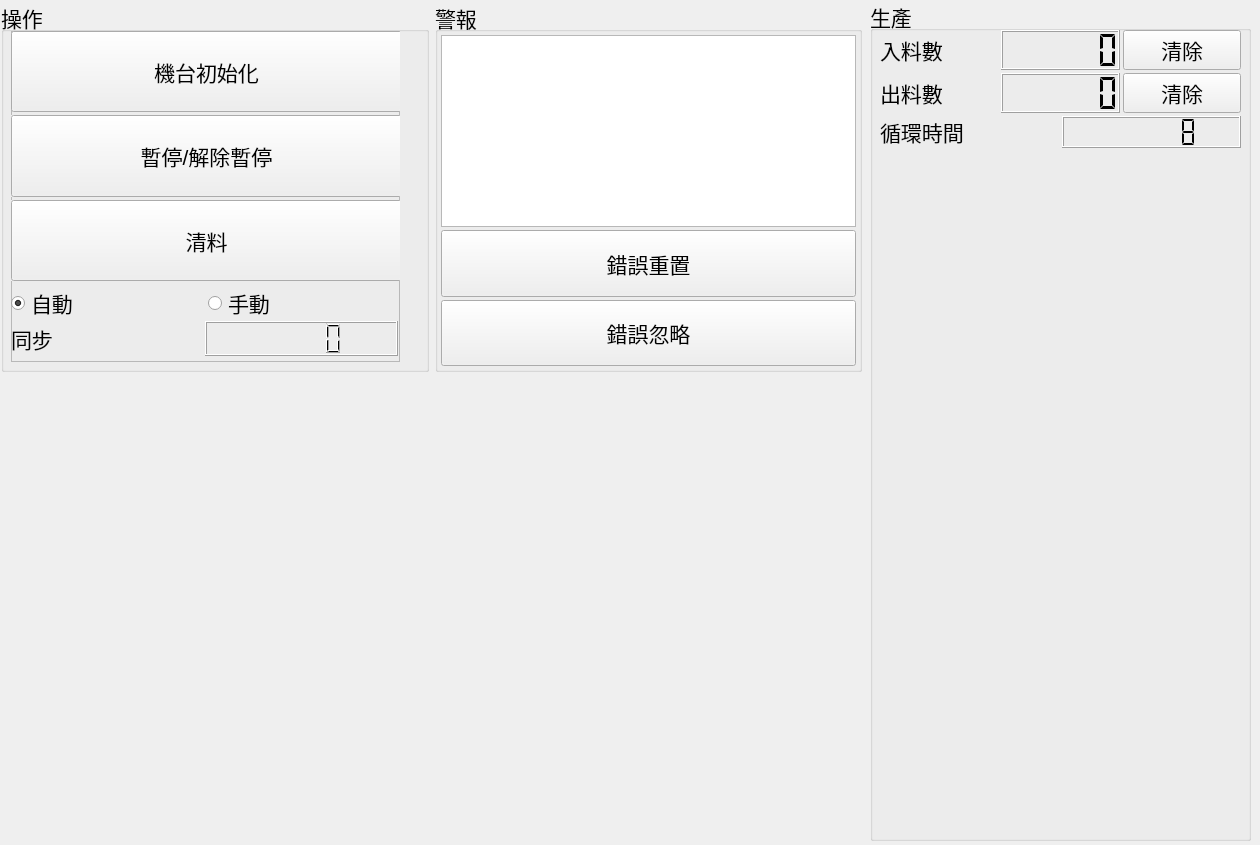
First picture: the form in bank-view/frontcontrolpanel.ui, repository smandyscom/front-base-widget, before the edit.
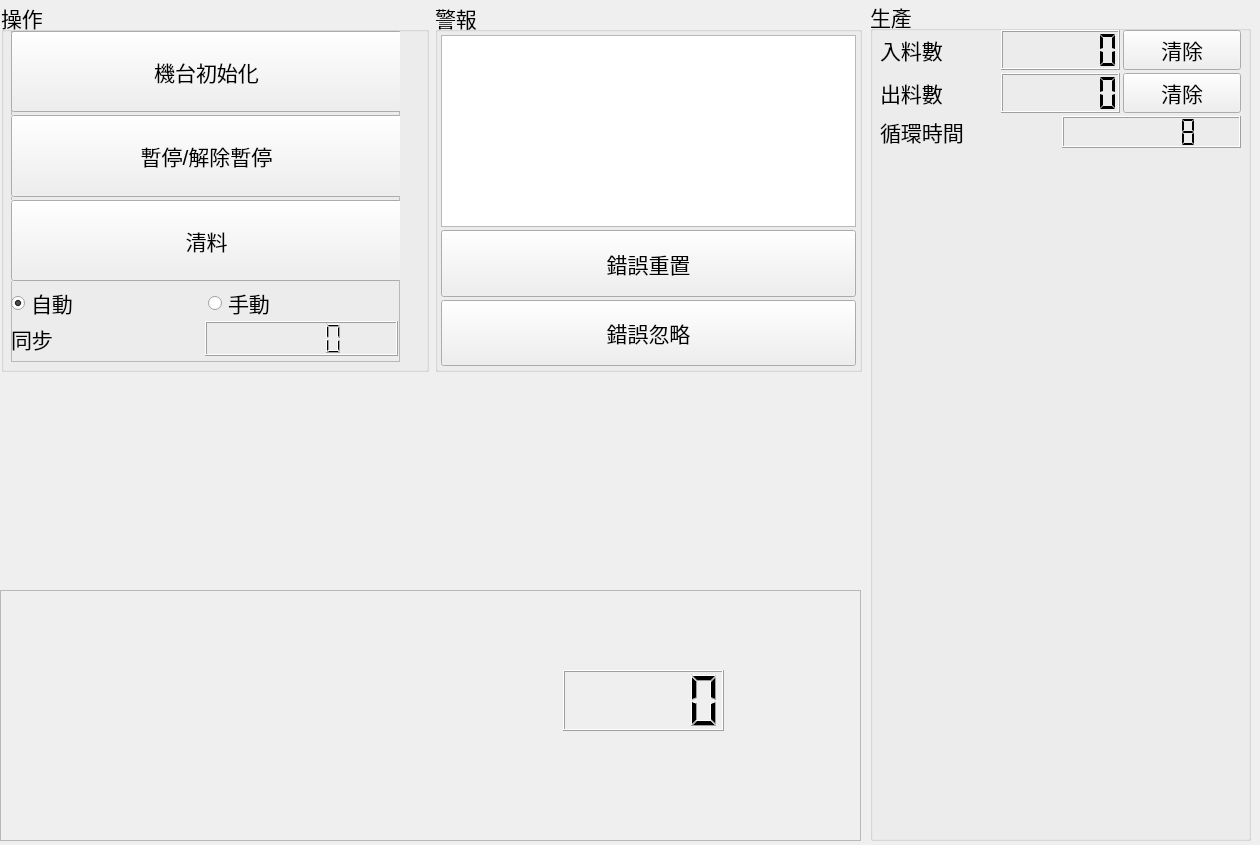
Second picture: the form after the edit.

Patch:
```diff
--- a/bank-view/frontcontrolpanel.ui
+++ b/bank-view/frontcontrolpanel.ui
@@ -24,7 +24,7 @@
      <x>0</x>
      <y>370</y>
      <width>861</width>
-     <height>471</height>
+     <height>211</height>
     </rect>
    </property>
    <layout class="QGridLayout" name="gridLayoutMaterial">
@@ -398,6 +398,32 @@
     </item>
    </layout>
   </widget>
+  <widget class="QFrame" name="frameWorking">
+   <property name="geometry">
+    <rect>
+     <x>0</x>
+     <y>590</y>
+     <width>861</width>
+     <height>251</height>
+    </rect>
+   </property>
+   <property name="frameShape">
+    <enum>QFrame::StyledPanel</enum>
+   </property>
+   <property name="frameShadow">
+    <enum>QFrame::Raised</enum>
+   </property>
+   <widget class="QLCDNumber" name="lcdNumber">
+    <property name="geometry">
+     <rect>
+      <x>563</x>
+      <y>80</y>
+      <width>161</width>
+      <height>61</height>
+     </rect>
+    </property>
+   </widget>
+  </widget>
  </widget>
  <resources/>
  <connections/>
```
